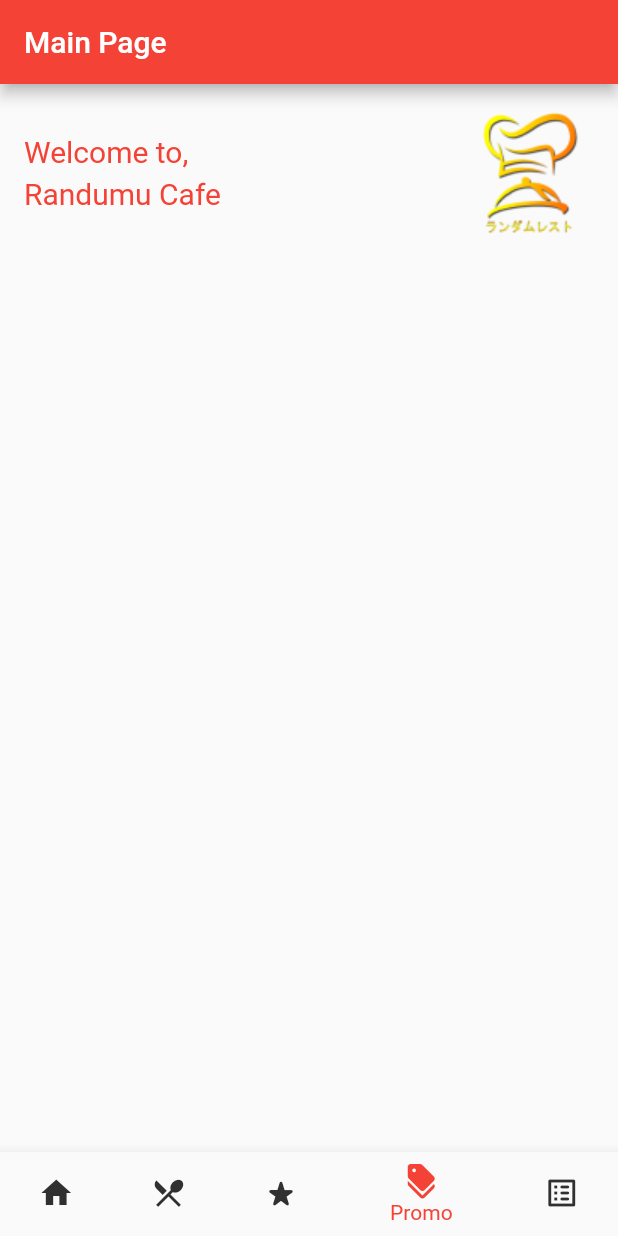
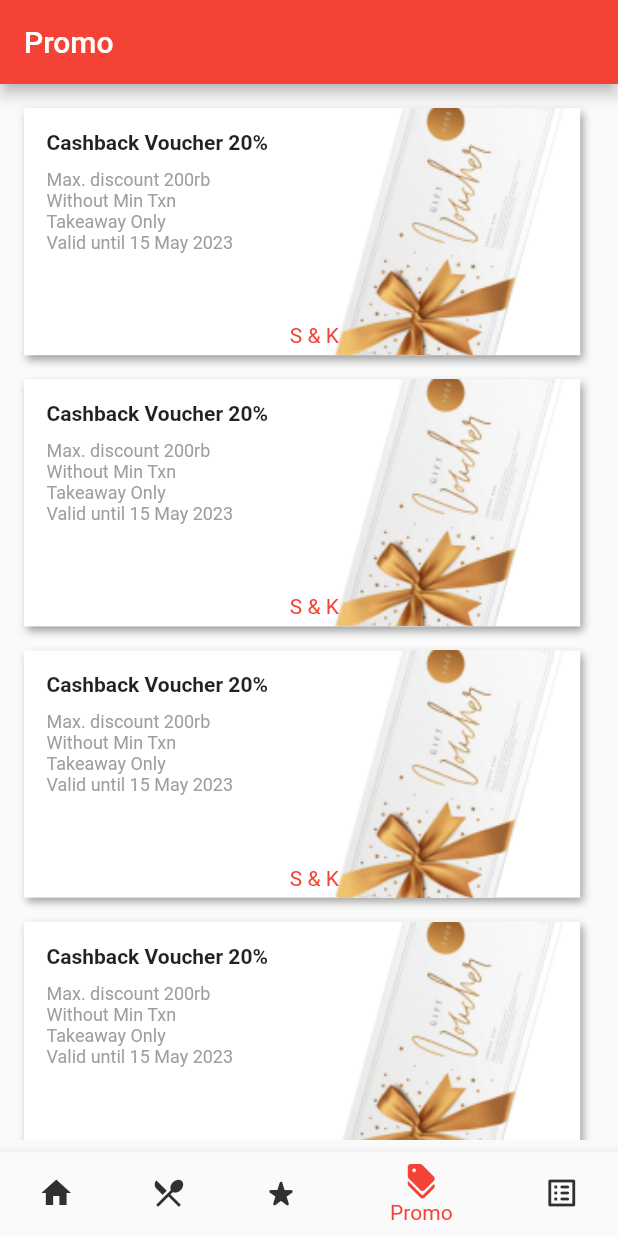
Before and after one commit to Ndi7484/NewProject, a Flutter app: the BottomNavigationPage screen opened directly, item 4 of the bottom bar chosen, on a phone screen of 412 x 824 dp. Run offline on Flutter 3.47's test engine with Material 2 defaults, Android fonts, the phone set to English and light mode, and no system bars; missing offline and left inert: excel; accounts and stored records are empty.

Commit message:
ndimas list promo

```diff
--- a/lib/features/bottom_navigation/bottom_navigation.dart
+++ b/lib/features/bottom_navigation/bottom_navigation.dart
@@ -1,5 +1,6 @@
 import 'package:flutter/material.dart';
 import 'package:flutter_application_1/core/logic/account_provider.dart';
+import 'package:flutter_application_1/features/Page_Promo/promopage.dart';
 import 'package:flutter_application_1/features/login_page/login_page.dart';
 import 'package:flutter_application_1/features/main_page/main_page.dart';
 import 'package:flutter_application_1/features/menu_page/menu_page.dart';
@@ -14,11 +15,18 @@ class BottomNavigationPage extends StatefulWidget {
 
 class _BottomNavigationPageState extends State<BottomNavigationPage> {
   int _selectedIndex = 0;
+  final List<String> _appBarTitle = [
+    'Main Home',
+    'Menu',
+    'Points',
+    'Promo',
+    'Orders'
+  ];
   final List<dynamic> _bodyFill = [
     const MainPage(),
     const MenuPage(),
     const MainPage(),
-    const MainPage(),
+    const PromoPage(),
     const MainPage(),
   ];
 
@@ -27,7 +35,7 @@ class _BottomNavigationPageState extends State<BottomNavigationPage> {
     final provAccount = Provider.of<AccountProvider>(context);
     return Scaffold(
       appBar: AppBar(
-        title: const Text('Main Page'),
+        title: Text(_appBarTitle[_selectedIndex]),
       ),
       drawer: (_selectedIndex == 0)
           ? Drawer(
--- /dev/null
+++ b/lib/features/page_promo/promopage.dart
@@ -0,0 +1,93 @@
+import 'package:flutter/material.dart';
+
+class PromoPage extends StatelessWidget {
+  const PromoPage({super.key});
+
+  @override
+  Widget build(BuildContext context) {
+    return Container(
+      padding: const EdgeInsets.all(8.0),
+      child: ListView.builder(
+        itemCount: 5,
+        itemBuilder: (context, index) {
+          return Padding(
+            padding: const EdgeInsets.all(8.0),
+            child: Stack(children: [
+              Container(
+                width: MediaQuery.of(context).size.width * 0.9,
+                height: MediaQuery.of(context).size.height * 0.2,
+                decoration: const BoxDecoration(
+                    color: Colors.white,
+                    boxShadow: [
+                      BoxShadow(
+                          color: Colors.grey,
+                          offset: Offset(2.0, 3.0),
+                          blurRadius: 4.0)
+                    ]),
+                child: Row(
+                  children: [
+                    Padding(
+                      padding: const EdgeInsets.fromLTRB(15, 15, 8, 8),
+                      child: Column(
+                        crossAxisAlignment: CrossAxisAlignment.start,
+                        children: const [
+                          Text(
+                            'Cashback Voucher 20%',
+                            style: TextStyle(fontWeight: FontWeight.bold),
+                          ),
+                          SizedBox(
+                            height: 10,
+                          ),
+                          Text(
+                            'Max. discount 200rb\nWithout Min Txn\nTakeaway Only\nValid until 15 May 2023',
+                            style: TextStyle(color: Colors.grey, fontSize: 12),
+                          ),
+                        ],
+                      ),
+                    ),
+                    const Spacer(),
+                    SizedBox(
+                      width: MediaQuery.of(context).size.height * 0.2,
+                      height: MediaQuery.of(context).size.height * 0.2,
+                      child: ClipRect(
+                        child: Align(
+                          alignment: Alignment(
+                              -1.0 +
+                                  (150 /
+                                      (MediaQuery.of(context).size.height *
+                                          0.2)),
+                              -1.0 +
+                                  (160 /
+                                      (MediaQuery.of(context).size.height *
+                                          0.2))),
+                          child: Transform.scale(
+                            scale: 2.25,
+                            child: Image.asset(
+                              'assets/etc/Voucher.png',
+                              height: 100,
+                            ),
+                          ),
+                        ),
+                      ),
+                    ),
+                  ],
+                ),
+              ),
+              Positioned(
+                bottom: 5,
+                left: MediaQuery.of(context).size.width * 0.43,
+                child: GestureDetector(
+                  onTap: () {},
+                  child: const Text(
+                    'S & K',
+                    style: TextStyle(color: Colors.red),
+                  ),
+                ),
+              )
+            ]),
+          );
+        },
+      ),
+    );
+  }
+}
```
Also changed, not shown: lib/features/page_promo/p1.dart (added, +24 -0 lines), assets/etc/Voucher.png (renamed from assets/etc/Voucher image.png).
